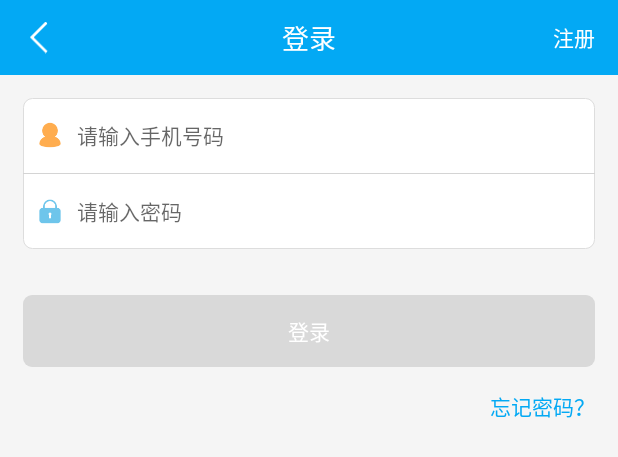
After one commit to Knightssdffd/KotlinMall, an Android app: the layout activity_login.xml on its own in the app's theme, with its tools: preview values and no code run, on a phone screen of 412 x 824 dp. The commit adds this screen. Shown: the top 457 px of the screen. Run offline under Robolectric (Android 15) with nearby library versions, the phone set to English and light mode, and no system bars.

Commit message:
登录功能完成

```diff
--- a/UserCenter/src/main/debug/AndroidManifest.xml
+++ b/UserCenter/src/main/debug/AndroidManifest.xml
@@ -14,13 +14,15 @@
         android:theme="@style/AppTheme"
         android:usesCleartextTraffic="true"
         tools:ignore="GoogleAppIndexingWarning">
-        <activity android:name=".ui.activity.RegisterActivity">
+        <activity android:name=".ui.activity.LoginActivity">
             <intent-filter>
                 <action android:name="android.intent.action.MAIN" />
 
                 <category android:name="android.intent.category.LAUNCHER" />
             </intent-filter>
         </activity>
+
+        <activity android:name=".ui.activity.RegisterActivity" />
     </application>
 
 </manifest>
--- a/UserCenter/src/main/java/com/kotlin/user/injection/componet/UserComponent.kt
+++ b/UserCenter/src/main/java/com/kotlin/user/injection/componet/UserComponent.kt
@@ -3,12 +3,13 @@ package com.kotlin.user.injection.componet
 import com.kotlin.base.injection.PerComponentScope
 import com.kotlin.base.injection.component.ActivityComponent
 import com.kotlin.user.injection.module.UserModule
+import com.kotlin.user.ui.activity.LoginActivity
 import com.kotlin.user.ui.activity.RegisterActivity
 import dagger.Component
 
 @PerComponentScope
 @Component(dependencies = [ActivityComponent::class], modules = [UserModule::class])
 interface UserComponent {
-
     fun inject(activity: RegisterActivity)
+    fun inject(activity: LoginActivity)
 }
--- a/UserCenter/src/main/java/com/kotlin/user/presenter/view/RegisterView.kt
+++ b/UserCenter/src/main/java/com/kotlin/user/presenter/view/RegisterView.kt
@@ -4,6 +4,5 @@ import com.kotlin.base.presenter.view.BaseView
 
 
 interface RegisterView : BaseView {
-
     fun onRegisterResult(result: String)
 }
--- a/UserCenter/src/main/java/com/kotlin/user/server/UserServer.kt
+++ b/UserCenter/src/main/java/com/kotlin/user/server/UserServer.kt
@@ -1,8 +1,13 @@
 package com.kotlin.user.server
 
+import com.kotlin.user.data.protocol.UserInfo
 import rx.Observable
 
 
 interface UserServer {
+
     fun register(mobile: String, pwd: String, verifyCode: String): Observable<Boolean>
+
+    fun login(mobile: String, pwd: String, pushId: String): Observable<UserInfo>
+
 }
--- /dev/null
+++ b/UserCenter/src/main/res/layout/activity_login.xml
@@ -0,0 +1,54 @@
+<?xml version="1.0" encoding="utf-8"?>
+<LinearLayout xmlns:android="http://schemas.android.com/apk/res/android"
+    xmlns:app="http://schemas.android.com/apk/res-auto"
+    style="@style/MatchMatch.Vertical.Common">
+
+    <com.kotlin.base.widgets.HeaderBar
+        android:id="@+id/mHeaderBar"
+        style="@style/MatchWrap"
+        app:rightText="注册"
+        app:titleText="登录" />
+
+    <LinearLayout
+        style="@style/MatchWrap.Vertical"
+        android:layout_margin="@dimen/common_margin"
+        android:background="@drawable/border_corner_all">
+
+        <EditText
+            android:id="@+id/mMobileEt"
+            android:layout_width="match_parent"
+            android:layout_height="@dimen/common_line_height"
+            android:background="@null"
+            android:drawableLeft="@drawable/icon_user_name"
+            android:drawablePadding="@dimen/common_padding_small"
+            android:hint="请输入手机号码"
+            android:inputType="phone"
+            android:paddingLeft="@dimen/common_padding_small" />
+
+        <View style="@style/DividerFixedHeight" />
+
+        <EditText
+            android:id="@+id/mPwdEt"
+            android:layout_width="match_parent"
+            android:layout_height="@dimen/common_line_height"
+            android:background="@null"
+            android:drawableLeft="@drawable/icon_pwd"
+            android:drawablePadding="@dimen/common_padding_small"
+            android:hint="请输入密码"
+            android:inputType="textPassword"
+            android:paddingLeft="@dimen/common_padding_small" />
+    </LinearLayout>
+
+    <Button
+        android:id="@+id/mLoginBtn"
+        style="@style/FullBtnStyle"
+        android:text="登录" />
+
+    <TextView
+        android:id="@+id/mForgetPwdTv"
+        style="@style/WrapWrap"
+        android:layout_gravity="right"
+        android:layout_marginRight="@dimen/common_margin"
+        android:text="忘记密码？"
+        android:textColor="@color/common_blue" />
+</LinearLayout>
```
Also changed, not shown: BaseLibrary/src/main/java/com/kotlin/base/widgets/HeaderBar.kt (+11 -0 lines), UserCenter/src/main/java/com/kotlin/user/data/api/UserAip.kt (+7 -0 lines), UserCenter/src/main/java/com/kotlin/user/data/protocol/LoginReq.kt (added, +7 -0 lines), UserCenter/src/main/java/com/kotlin/user/data/protocol/UserInfo.kt (added, +14 -0 lines), UserCenter/src/main/java/com/kotlin/user/data/repository/UserRepository.kt (+11 -1 lines), UserCenter/src/main/java/com/kotlin/user/presenter/LoginPresenter.kt (added, +29 -0 lines), UserCenter/src/main/java/com/kotlin/user/presenter/view/LoginView.kt (added, +9 -0 lines), UserCenter/src/main/java/com/kotlin/user/server/impl/UserServiceImpl.kt (+15 -0 lines), UserCenter/src/main/java/com/kotlin/user/ui/activity/LoginActivity.kt (added, +64 -0 lines).
